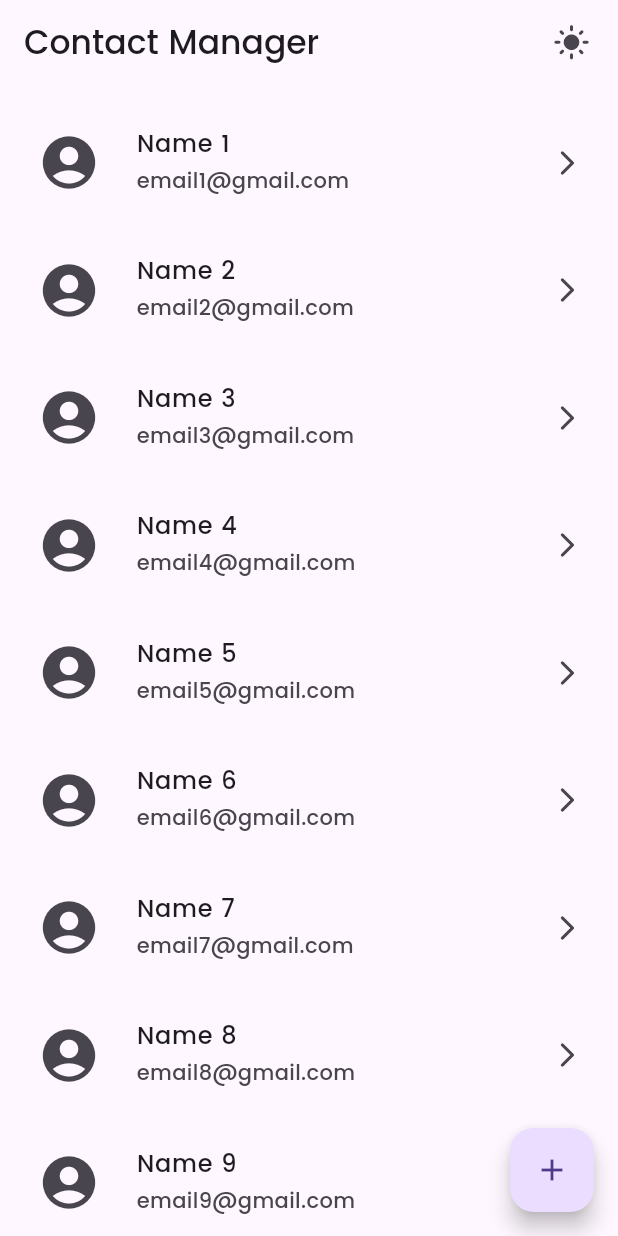
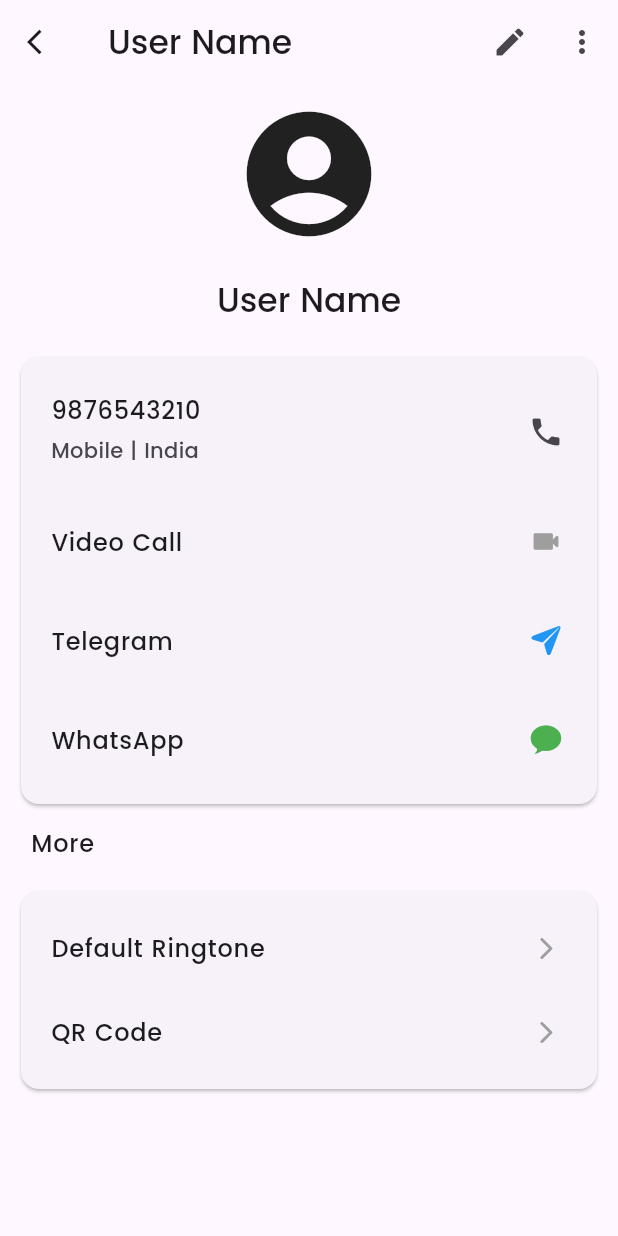
Before and after one commit to MohamdAshiq/contact_manager_app, a Flutter app: the screen it shows after launch, after a tap on an icon or button, on a phone screen of 412 x 824 dp. Run offline on Flutter 3.47's test engine with Material 3 defaults, Android fonts, the phone set to English and light mode, and no system bars; our stand-ins replace shared_preferences.

Commit message:
Created Initial Contact Details Screen layout

```diff
--- a/lib/screens/add_or_edit_screen.dart
+++ b/lib/screens/add_or_edit_screen.dart
@@ -9,6 +9,7 @@ class AddOrEditScreen extends StatelessWidget {
 
   @override
   Widget build(BuildContext context) {
+    final bool isEditScreen = screenMode == ScreenMode.edit;
     return Scaffold(
       appBar: AppBar(
         automaticallyImplyLeading: false,
@@ -16,9 +17,7 @@ class AddOrEditScreen extends StatelessWidget {
           onPressed: () => Navigator.pop(context),
           icon: Icon(Icons.arrow_back_ios),
         ),
-        title: Text(
-          screenMode == ScreenMode.add ? "Add Contact" : "Edit Contact",
-        ),
+        title: Text(isEditScreen ? "Edit Contact" : "Add Contact"),
       ),
       body: Padding(
         padding: const EdgeInsets.all(10),
@@ -47,7 +46,7 @@ class AddOrEditScreen extends StatelessWidget {
                 ),
               ),
               onPressed: () {},
-              child: Text("Add Contact"),
+              child: Text(isEditScreen ? "Save Changes" : "Add Contact"),
             ),
           ],
         ),
--- /dev/null
+++ b/lib/screens/contact_details_screen.dart
@@ -0,0 +1,155 @@
+import 'package:contact_manager_app/models/screen_mode.dart';
+import 'package:contact_manager_app/screens/add_or_edit_screen.dart';
+import 'package:flutter/cupertino.dart';
+import 'package:flutter/material.dart';
+
+class ContactDetailsScreen extends StatelessWidget {
+  const ContactDetailsScreen({super.key});
+
+  @override
+  Widget build(BuildContext context) {
+    return Scaffold(
+      appBar: AppBar(
+        automaticallyImplyLeading: false,
+        leading: IconButton(
+          onPressed: () => Navigator.pop(context),
+          icon: Icon(Icons.arrow_back_ios, size: 20),
+        ),
+        title: Text("User Name"),
+        actions: [
+          IconButton(
+            onPressed: () => Navigator.push(
+              context,
+              MaterialPageRoute(
+                builder: (context) =>
+                    AddOrEditScreen(screenMode: ScreenMode.edit),
+              ),
+            ),
+            icon: Icon(Icons.edit),
+          ),
+          IconButton(onPressed: () {}, icon: Icon(Icons.more_vert)),
+        ],
+      ),
+      body: Padding(
+        padding: const EdgeInsets.all(10),
+        child: Column(
+          spacing: 10,
+          children: [
+            Center(
+              child: Hero(
+                tag: 'profile_icon_0',
+                child: Icon(Icons.account_circle, size: 100),
+              ),
+            ),
+            Padding(
+              padding: const EdgeInsets.symmetric(vertical: 10),
+              child: Text(
+                "User Name",
+                style: Theme.of(context).textTheme.titleLarge,
+              ),
+            ),
+            SizedBox(
+              width: double.infinity,
+              child: Card(
+                child: Padding(
+                  padding: const EdgeInsets.symmetric(vertical: 15),
+                  child: Column(
+                    crossAxisAlignment: CrossAxisAlignment.start,
+                    spacing: 10,
+                    children: [
+                      ListTile(
+                        contentPadding: EdgeInsets.only(left: 20, right: 10),
+                        minTileHeight: 70,
+                        title: Text("9876543210"),
+                        subtitle: Padding(
+                          padding: const EdgeInsets.symmetric(vertical: 5),
+                          child: Text("Mobile | India"),
+                        ),
+                        trailing: IconButton(
+                          onPressed: () {},
+                          icon: Icon(Icons.phone),
+                        ),
+                      ),
+                      ReUsableListTile(
+                        title: "Video Call",
+                        icon: Icons.videocam_rounded,
+                        iconColor: Colors.grey,
+                      ),
+                      ReUsableListTile(
+                        title: "Telegram",
+                        icon: CupertinoIcons.paperplane_fill,
+                        iconColor: Colors.blue,
+                      ),
+                      ReUsableListTile(
+                        title: "WhatsApp",
+                        icon: CupertinoIcons.chat_bubble_fill,
+                        iconColor: Colors.green,
+                      ),
+                    ],
+                  ),
+                ),
+              ),
+            ),
+            SizedBox(
+              height: 30,
+              width: MediaQuery.of(context).size.width * 0.9,
+              child: Text(
+                "More",
+                style: Theme.of(context).textTheme.bodyLarge,
+                textAlign: TextAlign.start,
+              ),
+            ),
+            Card(
+              child: Padding(
+                padding: const EdgeInsets.symmetric(vertical: 10),
+                child: Column(
+                  children: [
+                    ReUsableListTile(
+                      title: "Default Ringtone",
+                      icon: Icons.arrow_forward_ios_rounded,
+                      iconColor: Colors.grey,
+                      iconSize: 18,
+                    ),
+                    ReUsableListTile(
+                      title: "QR Code",
+                      icon: Icons.arrow_forward_ios_rounded,
+                      iconColor: Colors.grey,
+                      iconSize: 18,
+                    ),
+                  ],
+                ),
+              ),
+            ),
+          ],
+        ),
+      ),
+    );
+  }
+}
+
+class ReUsableListTile extends StatelessWidget {
+  const ReUsableListTile({
+    super.key,
+    required this.title,
+    required this.icon,
+    required this.iconColor,
+    this.iconSize = 22,
+  });
+
+  final String title;
+  final IconData icon;
+  final Color iconColor;
+  final double iconSize;
+
+  @override
+  Widget build(BuildContext context) {
+    return ListTile(
+      title: Text(title),
+      contentPadding: EdgeInsets.only(left: 20, right: 10),
+      trailing: IconButton(
+        onPressed: () {},
+        icon: Icon(icon, color: iconColor, size: iconSize),
+      ),
+    );
+  }
+}
--- a/lib/screens/home_page.dart
+++ b/lib/screens/home_page.dart
@@ -1,6 +1,7 @@
 import 'package:contact_manager_app/models/screen_mode.dart';
 import 'package:contact_manager_app/provider/theme_provider.dart';
 import 'package:contact_manager_app/screens/add_or_edit_screen.dart';
+import 'package:contact_manager_app/screens/contact_details_screen.dart';
 import 'package:flutter/material.dart';
 import 'package:provider/provider.dart';
 
@@ -26,17 +27,21 @@ class HomePage extends StatelessWidget {
         ],
       ),
       body: SafeArea(
-        child: ListView.separated(
-          separatorBuilder: (context, index) => SizedBox(),
+        child: ListView.builder(
           padding: EdgeInsets.all(10),
           itemCount: 10,
           itemBuilder: (context, index) => ListTile(
-            onTap: () {},
+            onTap: () => Navigator.push(
+              context,
+              MaterialPageRoute(builder: (context) => ContactDetailsScreen()),
+            ),
             minTileHeight: 75,
             shape: RoundedRectangleBorder(
               borderRadius: BorderRadius.circular(10),
             ),
-            leading: Icon(Icons.account_circle, size: 42),
+            leading: Hero(
+              tag: "profile_icon_$index",
+              child: Icon(Icons.account_circle, size: 42)),
             minLeadingWidth: 50,
             contentPadding: EdgeInsets.only(left: 15, top: 5, bottom: 5),
             title: Text("Name ${index + 1}"),
@@ -44,10 +49,7 @@ class HomePage extends StatelessWidget {
               padding: EdgeInsets.symmetric(vertical: 3),
               child: Text("email${index + 1}@gmail.com"),
             ),
-            trailing: IconButton(
-              icon: Icon(Icons.arrow_forward_ios_rounded, size: 20),
-              onPressed: () {},
-            ),
+            trailing: Icon(Icons.arrow_forward_ios_rounded, size: 20),
           ),
         ),
       ),
```
